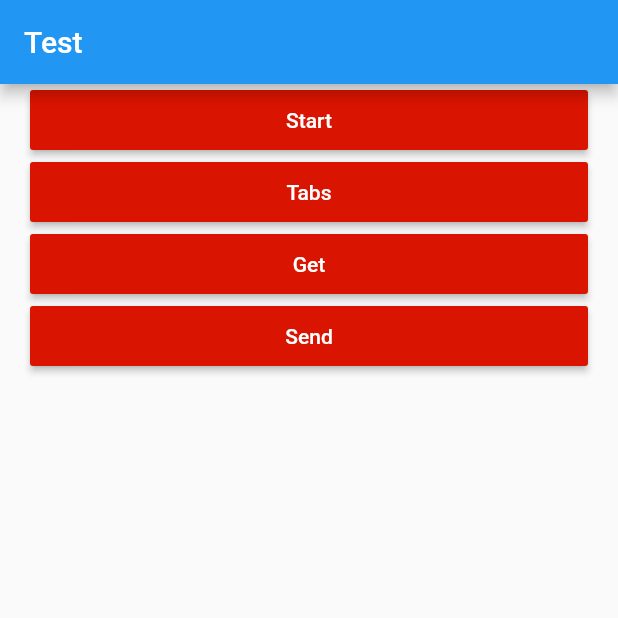
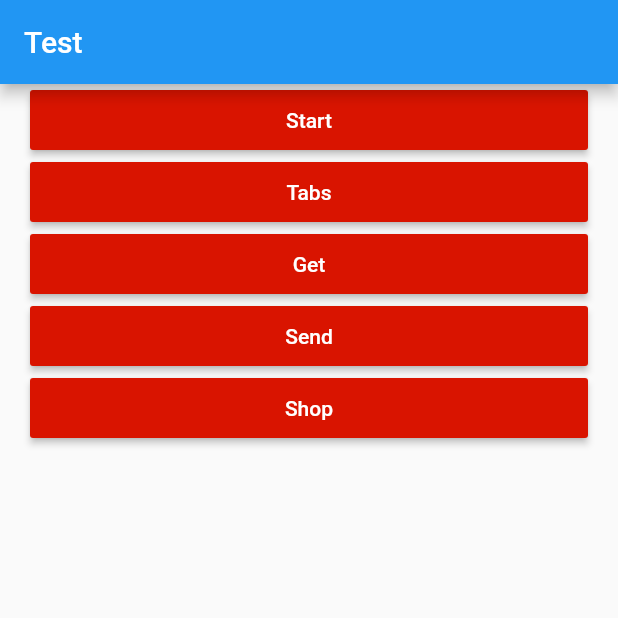
Before and after one commit to AWFKK/flutter_app, a Flutter app: the screen it shows after launch, on a phone screen of 412 x 824 dp, the top half of it. Run offline on Flutter 3.47's test engine with Material 2 defaults, Android fonts, the phone set to English and light mode, and no system bars; our stand-ins replace fluttertoast, hexcolor.

Commit message:
12-24-20

```diff
--- a/lib/Home.dart
+++ b/lib/Home.dart
@@ -1,4 +1,6 @@
 import 'package:flutter/material.dart';
+import 'package:flutter_app/Screens/List_Of_Shops.dart';
+import 'ShopList.dart';
 import 'file:///C:/Users/Faiz/Desktop/Projects/flutter_app/lib/WebService/FatchData.dart';
 import 'package:flutter_app/Screens/TestFile.dart';
 import 'file:///C:/Users/Faiz/Desktop/Projects/flutter_app/lib/WebService/SendData.dart';
@@ -113,6 +115,27 @@ class _HomeState extends State<Home> {
           ),
 
 
+          //DJJJJJ
+          //Send Data
+          new Container(
+              margin: const EdgeInsets.fromLTRB(20, 0, 20, 0),
+              child: RaisedButton(
+                  child: Text('Shop'),
+                  textColor: Colors.white,
+                  color: HexColor('#D91400'),
+                  padding: EdgeInsets.fromLTRB(12, 12, 12, 12),
+                  onPressed: () {
+                    //Intent Next Activity
+                    Navigator.push(
+                      context,
+                      MaterialPageRoute(builder: (context) =>
+                          Shopss()), // Passing Intent With InputString
+                    );
+                  }
+              )
+          ),
+
+
         ],
       ),
     );
--- /dev/null
+++ b/lib/dataclass/Categories.dart
@@ -0,0 +1,10 @@
+class Categories{
+
+  String category_name;
+  String image;
+  String category_id;
+  String total_count;
+
+  Categories(
+      this.category_name, this.image, this.category_id, this.total_count);
+}
```
Also changed, not shown: lib/ShopList.dart (added, +120 -0 lines), lib/dataclass/shopcategories.dart (added, +11 -0 lines).
